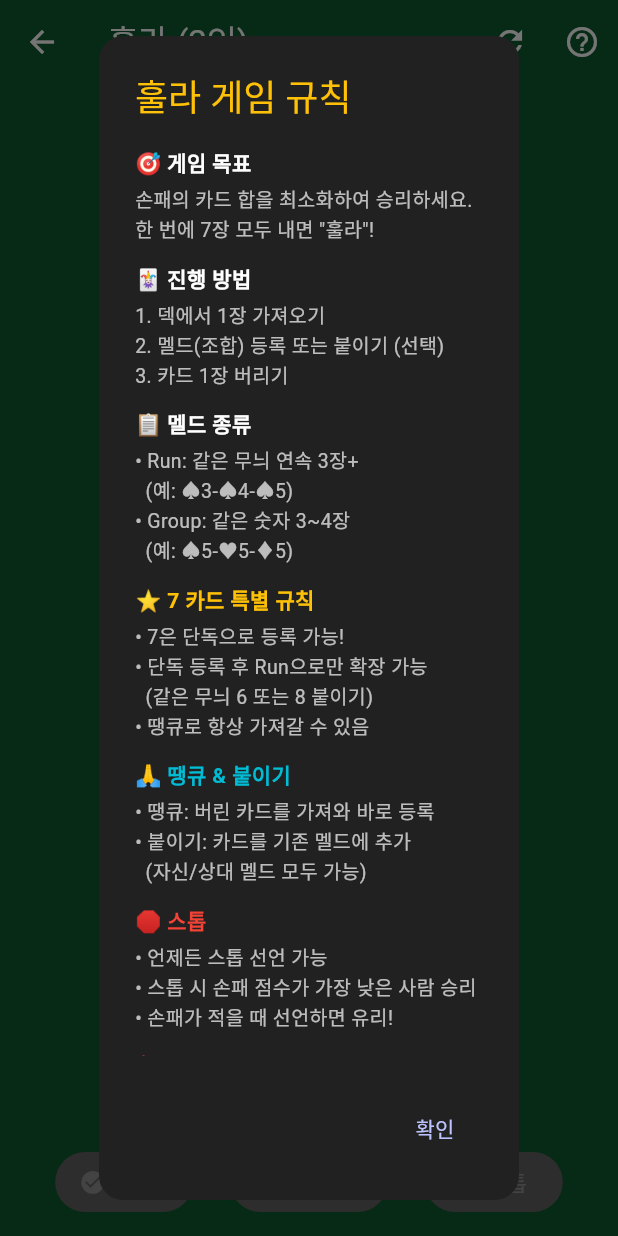
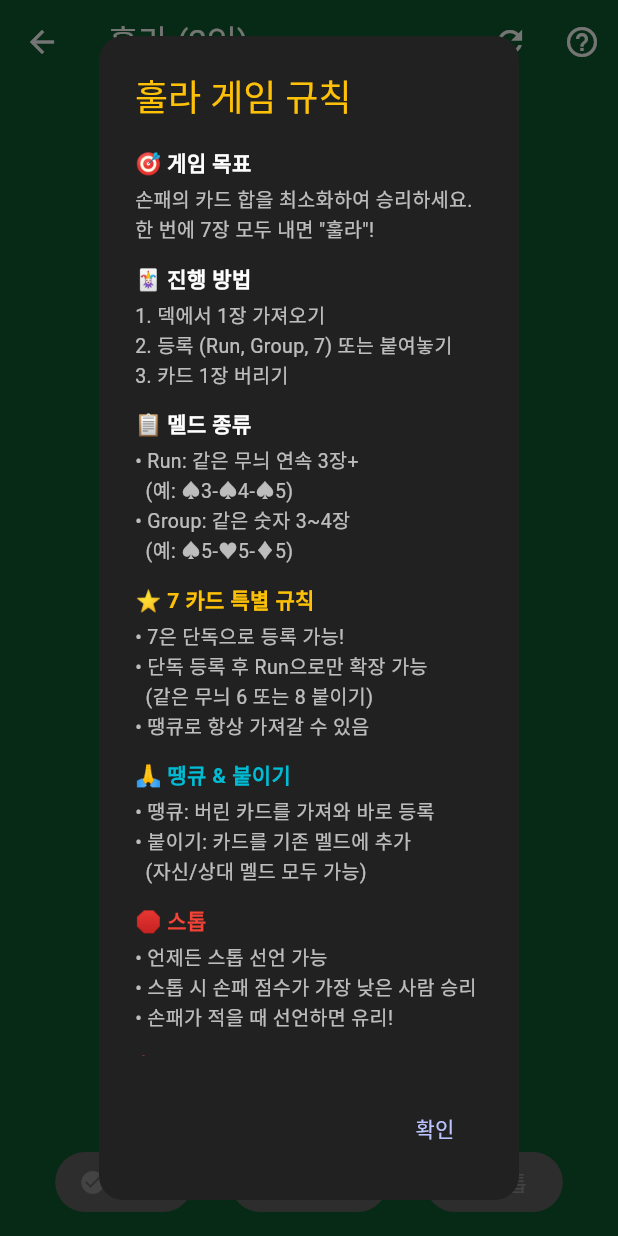
Before and after one commit to mhpark03/games, a Flutter app: the HulaScreen screen opened directly, after a tap on the "help outline" icon, on a phone screen of 412 x 824 dp. Run offline on Flutter 3.47's test engine with Material 3 defaults, Android fonts, the phone set to English and light mode, and no system bars; our stand-ins replace shared_preferences; accounts and stored records are empty.

Commit message:
훌라 진행 방법 2번 수정: 등록 (Run, Group, 7) 또는 붙여놓기

```diff
--- a/lib/games/hula/hula_screen.dart
+++ b/lib/games/hula/hula_screen.dart
@@ -3738,7 +3738,7 @@ class _HulaScreenState extends State<HulaScreen> with TickerProviderStateMixin {
               SizedBox(height: 4),
               Text(
                 '1. 덱에서 1장 가져오기\n'
-                '2. 멜드(조합) 등록 또는 붙이기 (선택)\n'
+                '2. 등록 (Run, Group, 7) 또는 붙여놓기\n'
                 '3. 카드 1장 버리기',
                 style: TextStyle(color: Colors.white70, fontSize: 13),
               ),
```
